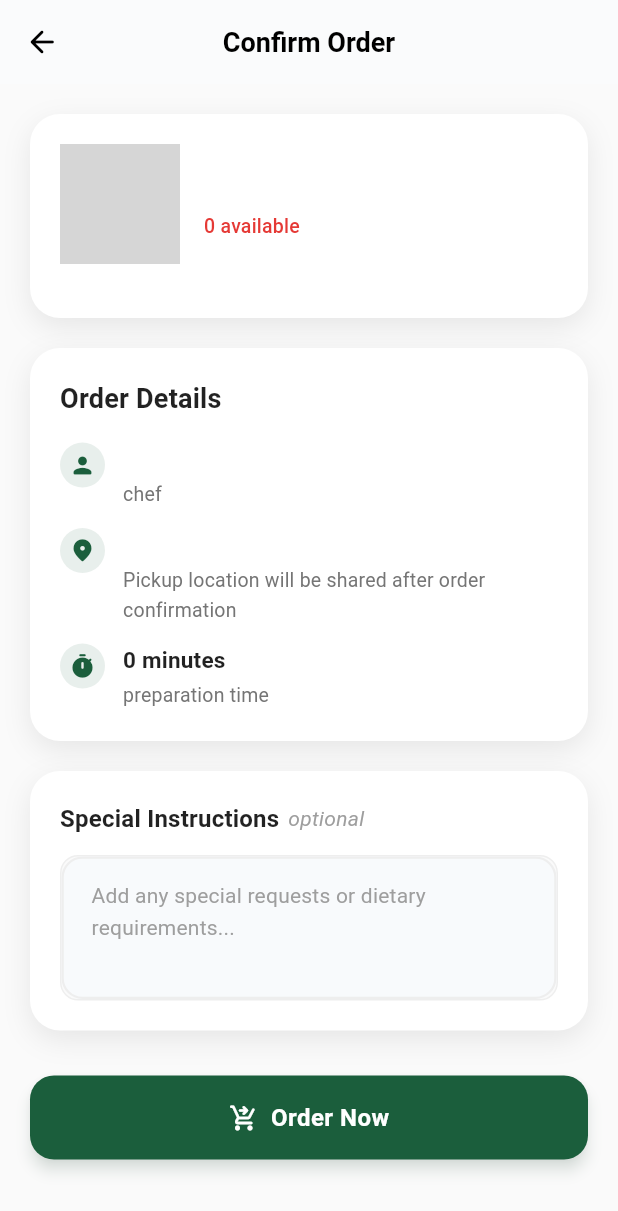
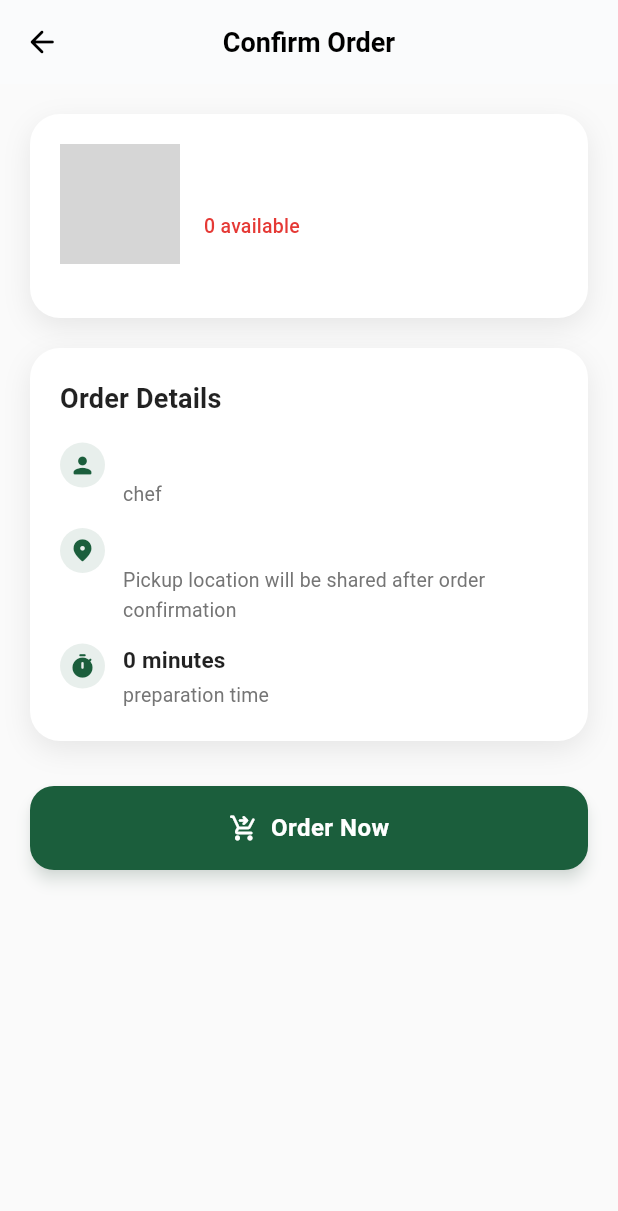
Before and after one commit to ZAKira-gpu/odlua, a Flutter app: the ConfirmOrderScreen screen opened directly with empty values, on a phone screen of 412 x 824 dp. Shown: the top 1211 px of the screen. Run offline on Flutter 3.47's test engine with Material 3 defaults, Android fonts, the phone set to English and light mode, and no system bars; our stand-ins replace cached_network_image, carousel_slider, cloud_firestore, connectivity_plus, easy_localization, firebase_auth and 23 more; missing offline and left inert: credit_card_validator; accounts and stored records are empty; generated files the repository leaves out were written again; network calls fail; Roboto replaces fonts that are missing (MainFont); grey boxes are pictures that could not be loaded.

Commit message:
feat(orders): remove special instructions field - Task 5

```diff
--- a/lib/layout/client_orders/client_orders_screen.dart
+++ b/lib/layout/client_orders/client_orders_screen.dart
@@ -267,10 +267,7 @@ class _ClientOrdersScreenState extends State<ClientOrdersScreen> {
               _buildDetailRow('order_id'.tr(), orderDoc.id),
               _buildDetailRow(
                   'quantity'.tr(), 'x${safeOrderData['quantity'] ?? 1}'),
-              if (safeOrderData['specialInstructions'] != null &&
-                  safeOrderData['specialInstructions'].toString().isNotEmpty)
-                _buildDetailRow('special_instructions'.tr(),
-                    safeOrderData['specialInstructions'].toString()),
+
               if (safeOrderData['createdAt'] != null)
                 _buildDetailRow('order_date'.tr(),
                     '${DateFormat('MMM dd, yyyy').format(_toDateTime(safeOrderData['createdAt']))} at ${DateFormat('HH:mm').format(_toDateTime(safeOrderData['createdAt']))}'),
--- a/lib/layout/dishes/confirm_order_screen.dart
+++ b/lib/layout/dishes/confirm_order_screen.dart
@@ -32,8 +32,7 @@ class _ConfirmOrderScreenState extends State<ConfirmOrderScreen> {
   final FirebaseFirestore _firestore = FirebaseFirestore.instance;
   final FirebaseAuth _auth = FirebaseAuth.instance;
   bool _isProcessing = false;
-  final TextEditingController _specialInstructionsController =
-      TextEditingController();
+
   int _currentStock = 0;
 
   @override
@@ -180,7 +179,7 @@ class _ConfirmOrderScreenState extends State<ConfirmOrderScreen> {
         'totalPrice': widget.dish.price * widget.quantity,
         'currency': widget.dish.currency,
         'status': 'pending',
-        'specialInstructions': _specialInstructionsController.text.trim(),
+
         'createdAt': FieldValue.serverTimestamp(),
         'updatedAt': FieldValue.serverTimestamp(),
       };
@@ -426,62 +425,6 @@ class _ConfirmOrderScreenState extends State<ConfirmOrderScreen> {
                   ),
                 ),
 
-                const SizedBox(height: 20),
-
-                // Special Instructions
-                _buildGlassCard(
-                  child: Column(
-                    crossAxisAlignment: CrossAxisAlignment.start,
-                    children: [
-                      Row(
-                        children: [
-                          Text(
-                            'confirm_order.special_instructions'.tr(),
-                            style: const TextStyle(
-                              fontWeight: FontWeight.w600,
-                              fontSize: 16,
-                              color: Colors.black87,
-                            ),
-                          ),
-                          const SizedBox(width: 6),
-                          Text(
-                            'confirm_order.optional'.tr(),
-                            style: TextStyle(
-                              fontSize: 14,
-                              color: Colors.grey.shade500,
-                              fontStyle: FontStyle.italic,
-                            ),
-                          ),
-                        ],
-                      ),
-                      const SizedBox(height: 12),
-                      Container(
-                        decoration: BoxDecoration(
-                          color: Colors.grey.shade50,
-                          borderRadius: BorderRadius.circular(12),
-                          border: Border.all(color: Colors.grey.shade200),
-                        ),
-                        child: TextField(
-                          controller: _specialInstructionsController,
-                          decoration: InputDecoration(
-                            hintText:
-                                'confirm_order.enter_special_instructions_hint'
-                                    .tr(),
-                            border: InputBorder.none,
-                            contentPadding: const EdgeInsets.all(16),
-                            hintStyle: TextStyle(
-                              color: Colors.grey.shade500,
-                              fontSize: 14,
-                            ),
-                          ),
-                          maxLines: 3,
-                          style: const TextStyle(fontSize: 14),
-                        ),
-                      ),
-                    ],
-                  ),
-                ),
-
                 const SizedBox(height: 30),
 
                 // Order Button
--- a/lib/layout/seller/chef_order_management/chef_order_details_screen.dart
+++ b/lib/layout/seller/chef_order_management/chef_order_details_screen.dart
@@ -406,14 +406,7 @@ class _ChefOrderDetailScreenState extends State<ChefOrderDetailScreen> {
                           _buildInfoRow('quantity'.tr(),
                               'x${(widget.orderData['quantity'] as num?)?.toInt() ?? 1}'),
                           // Price removed
-                          if (widget.orderData['specialInstructions'] != null &&
-                              widget.orderData['specialInstructions']
-                                  .toString()
-                                  .isNotEmpty)
-                            _buildInfoRow(
-                                'special_instructions'.tr(),
-                                widget.orderData['specialInstructions']
-                                    .toString()),
+
                           if (widget.orderData['expiresAt'] != null)
                             _buildInfoRow(
                               'expires_at'.tr(),
```
